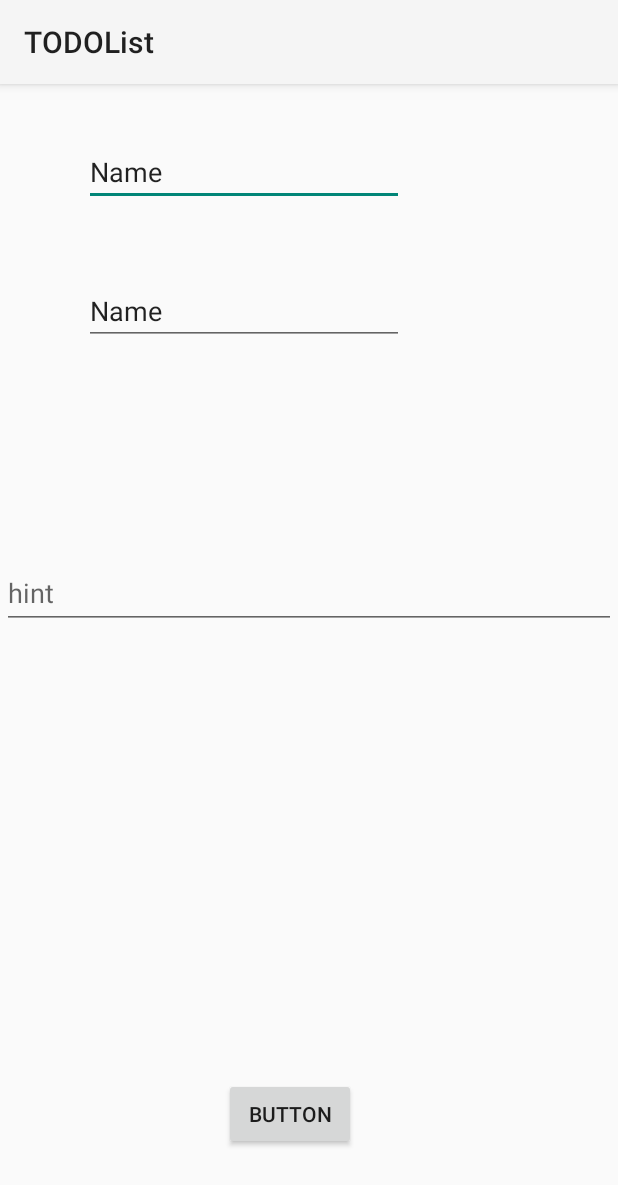
After one commit to HaronMan/TODO_list, an Android app: the MainActivity2 screen opened directly, with no data from a screen before it, on a phone screen of 412 x 824 dp. The commit adds this screen. Shown: the top 1185 px of the screen. Run offline under Robolectric (Android 15) with nearby library versions, the phone set to English and light mode, and no system bars; 3 statements that could not run were skipped.

Commit message:
affichage titre et description de la chose à faire

```diff
--- a/app/src/main/AndroidManifest.xml
+++ b/app/src/main/AndroidManifest.xml
@@ -1,8 +1,8 @@
 <?xml version="1.0" encoding="utf-8"?>
 <manifest xmlns:android="http://schemas.android.com/apk/res/android"
     xmlns:tools="http://schemas.android.com/tools">
+
     <uses-permission android:name="android.permission.READ_EXTERNAL_STORAGE" />
-
 
     <application
         android:allowBackup="true"
@@ -15,6 +15,9 @@
         android:theme="@style/Theme.TODOList"
         tools:targetApi="31">
         <activity
+            android:name=".MainActivity2"
+            android:exported="false" />
+        <activity
             android:name=".MainActivity"
             android:exported="true">
             <intent-filter>
--- /dev/null
+++ b/app/src/main/java/fr/haronman/todolist/MainActivity2.java
@@ -0,0 +1,46 @@
+package fr.haronman.todolist;
+
+import androidx.appcompat.app.AppCompatActivity;
+
+import android.annotation.SuppressLint;
+import android.content.Context;
+import android.content.Intent;
+import android.os.Bundle;
+import android.widget.EditText;
+import android.widget.Toast;
+
+import fr.haronman.todolist.database.SQLiteHelper;
+import fr.haronman.todolist.model.Todo;
+
+public class MainActivity2 extends AppCompatActivity {
+    private EditText titre;
+    private EditText description;
+    private SQLiteHelper db;
+    private Todo todo;
+
+    @Override
+    protected void onCreate(Bundle savedInstanceState) {
+        super.onCreate(savedInstanceState);
+        setContentView(R.layout.activity_main2);
+
+        Intent intent = getIntent();
+        int id = intent.getIntExtra("id",0);
+        db = new SQLiteHelper(getApplicationContext());
+        todo = db.getTodo(id);
+
+        this.titre = findViewById(R.id.editTextText);
+        this.description = findViewById(R.id.editTextText2);
+        titre.setText(todo.getTitre());
+        description.setText(todo.getDescription());
+
+    }
+
+    public void modifier() {
+        todo.setTitre(this.titre.toString());
+        todo.setDescription(this.description.toString());
+        int id = db.updateTodo(todo);
+        todo.setId(id);
+        Intent i = new Intent(MainActivity2.this, MainActivity.class);
+        MainActivity2.this.startActivity(i);
+    }
+}
--- a/app/src/main/java/fr/haronman/todolist/model/Todo.java
+++ b/app/src/main/java/fr/haronman/todolist/model/Todo.java
@@ -19,8 +19,6 @@ public class Todo {
 
     public Todo(String titre) {
         this.titre = titre;
-        this.description = "";
-        this.date = "";
         this.fait = false;
     }
 
--- a/app/src/main/res/layout/activity_main.xml
+++ b/app/src/main/res/layout/activity_main.xml
@@ -31,7 +31,8 @@
             android:ems="10"
             android:hint="@string/new_task"
             android:inputType="text"
-            android:text="" />
+            android:text=""
+            tools:ignore="DuplicateIds" />
 
         <Button
             android:id="@+id/add"
@@ -53,5 +54,4 @@
         app:layout_constraintTop_toBottomOf="@+id/linearLayout"
         tools:ignore="MissingConstraints" />
 
-
 </androidx.constraintlayout.widget.ConstraintLayout>
--- /dev/null
+++ b/app/src/main/res/layout/activity_main2.xml
@@ -0,0 +1,65 @@
+<?xml version="1.0" encoding="utf-8"?>
+<androidx.constraintlayout.widget.ConstraintLayout xmlns:android="http://schemas.android.com/apk/res/android"
+    xmlns:app="http://schemas.android.com/apk/res-auto"
+    xmlns:tools="http://schemas.android.com/tools"
+    android:layout_width="match_parent"
+    android:layout_height="match_parent"
+    tools:context=".MainActivity2">
+
+    <EditText
+        android:id="@+id/editTextText"
+        android:layout_width="wrap_content"
+        android:layout_height="wrap_content"
+        android:layout_marginStart="56dp"
+        android:layout_marginTop="36dp"
+        android:ems="10"
+        android:inputType="text"
+        android:text="Name"
+        app:layout_constraintStart_toStartOf="parent"
+        app:layout_constraintTop_toTopOf="parent"
+        tools:ignore="MissingConstraints" />
+
+    <EditText
+        android:id="@+id/editTextText2"
+        android:layout_width="wrap_content"
+        android:layout_height="wrap_content"
+        android:layout_marginStart="56dp"
+        android:layout_marginTop="47dp"
+        android:ems="10"
+        android:inputType="text"
+        android:text="Name"
+        app:layout_constraintStart_toStartOf="parent"
+        app:layout_constraintTop_toBottomOf="@+id/editTextText"
+        tools:ignore="MissingConstraints" />
+
+    <Button
+        android:id="@+id/button"
+        android:layout_width="wrap_content"
+        android:layout_height="wrap_content"
+        android:layout_marginStart="147dp"
+        android:layout_marginEnd="173dp"
+        android:layout_marginBottom="57dp"
+        android:text="Button"
+        android:onClick="modifier"
+        app:layout_constraintBottom_toBottomOf="parent"
+        app:layout_constraintEnd_toEndOf="parent"
+        app:layout_constraintStart_toStartOf="parent"
+        tools:ignore="MissingConstraints" />
+
+    <com.google.android.material.textfield.TextInputLayout
+        android:layout_width="409dp"
+        android:layout_height="wrap_content"
+        android:layout_marginStart="1dp"
+        android:layout_marginTop="133dp"
+        android:layout_marginEnd="1dp"
+        app:layout_constraintEnd_toEndOf="parent"
+        app:layout_constraintStart_toStartOf="parent"
+        app:layout_constraintTop_toBottomOf="@+id/editTextText2">
+
+        <com.google.android.material.textfield.TextInputEditText
+            android:layout_width="match_parent"
+            android:layout_height="wrap_content"
+            android:hint="hint" />
+    </com.google.android.material.textfield.TextInputLayout>
+
+</androidx.constraintlayout.widget.ConstraintLayout>
--- a/app/src/main/res/layout/card_layout.xml
+++ b/app/src/main/res/layout/card_layout.xml
@@ -13,8 +13,7 @@
         android:layout_width="match_parent"
         android:layout_height="wrap_content"
         android:layout_margin="3dp"
-        android:orientation="vertical"
-        android:onClick="consulter">
+        android:orientation="vertical">
 
         <TextView
             android:id="@+id/idTVCourseName"
```
Also changed, not shown: app/src/main/java/fr/haronman/todolist/MainActivity.java (+10 -12 lines).
